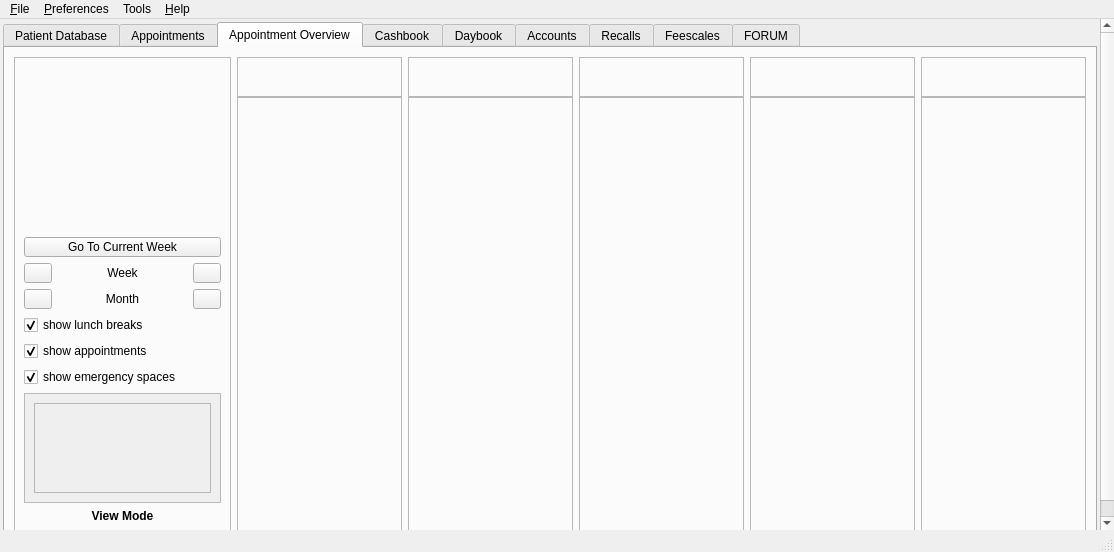
Old version of the form src/openmolar/qt-designer/main.ui in the repository rowinggolfer/openmolar1.
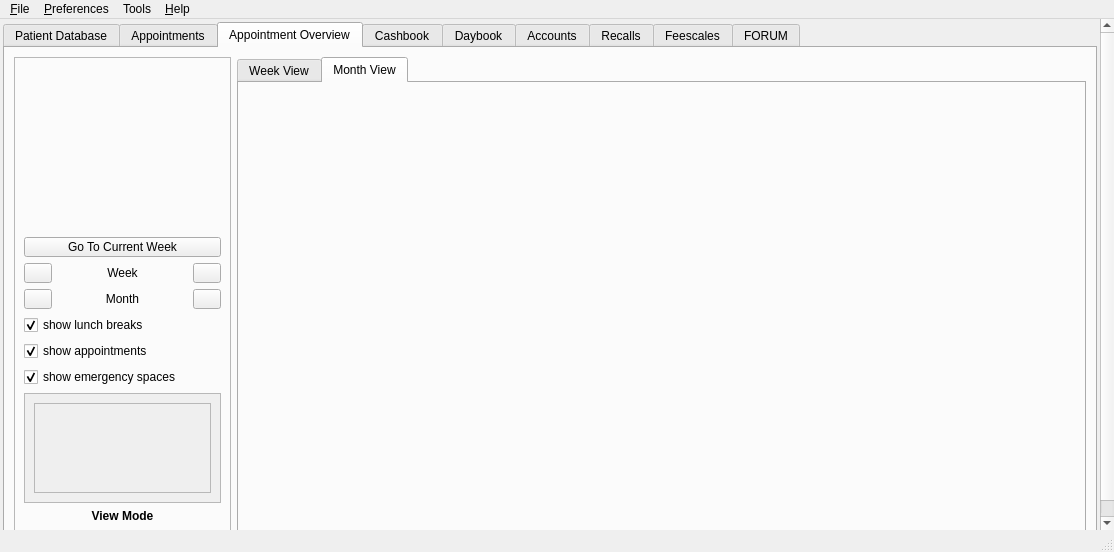
New version of the form. The open tabs and pages were chosen to show the change. Icons and pictures are not drawn.

Commit message: new date policy. implementation of monthview calendar has begun...

The edit to the form file:
```diff
--- a/src/openmolar/qt-designer/main.ui
+++ b/src/openmolar/qt-designer/main.ui
@@ -4315,7 +4315,7 @@
            <attribute name="title">
             <string>Appointment Overview</string>
            </attribute>
-           <layout class="QHBoxLayout" name="horizontalLayout_2">
+           <layout class="QHBoxLayout" name="horizontalLayout_21">
             <item>
              <widget class="QFrame" name="frame_18">
               <property name="frameShape">
@@ -4549,7 +4549,26 @@
              </widget>
             </item>
             <item>
+             <widget class="QTabWidget" name="ApptOV_tabWidget">
+              <property name="currentIndex">
+               <number>0</number>
+              </property>
+              <widget class="QWidget" name="tab_24">
+               <attribute name="title">
+                <string>Week View</string>
+               </attribute>
+               <layout class="QHBoxLayout" name="horizontalLayout_2">
+                <property name="spacing">
+                 <number>0</number>
+                </property>
+                <property name="margin">
+                 <number>0</number>
+                </property>
+                <item>
              <layout class="QGridLayout" name="gridLayout">
+                  <property name="horizontalSpacing">
+                   <number>6</number>
+                  </property>
               <property name="verticalSpacing">
                <number>0</number>
               </property>
@@ -4717,6 +4736,39 @@
             </item>
            </layout>
           </widget>
+              <widget class="QWidget" name="tab_25">
+               <attribute name="title">
+                <string>Month View</string>
+               </attribute>
+               <layout class="QHBoxLayout" name="horizontalLayout_24">
+                <item>
+                 <widget class="QWidget" name="monthView_placeholder" native="true">
+                  <property name="sizePolicy">
+                   <sizepolicy hsizetype="Expanding" vsizetype="Expanding">
+                    <horstretch>0</horstretch>
+                    <verstretch>0</verstretch>
+                   </sizepolicy>
+                  </property>
+                  <property name="minimumSize">
+                   <size>
+                    <width>0</width>
+                    <height>0</height>
+                   </size>
+                  </property>
+                  <property name="maximumSize">
+                   <size>
+                    <width>16777215</width>
+                    <height>16777215</height>
+                   </size>
+                  </property>
+                 </widget>
+                </item>
+               </layout>
+              </widget>
+             </widget>
+            </item>
+           </layout>
+          </widget>
           <widget class="QWidget" name="tab_12">
            <attribute name="icon">
             <iconset resource="../resources/resources.qrc">
```
Left out of the diff: 14 changed lines with no effect on the pictures. Lines whose indentation alone changed are shown as unchanged. The commit also changes 38 other files.
